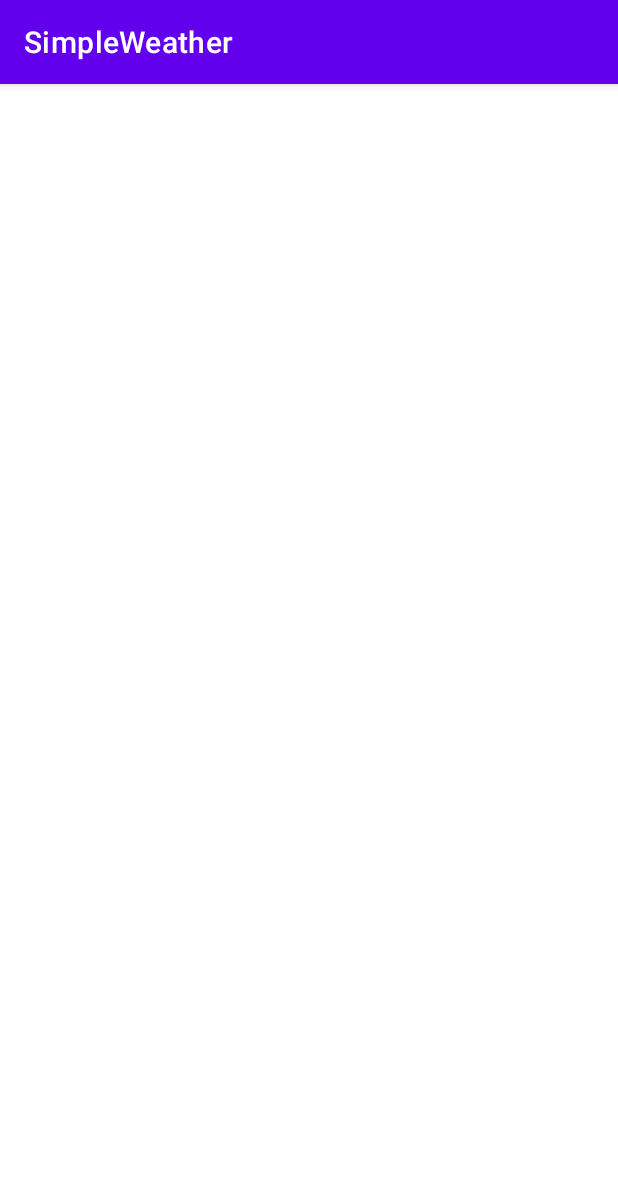
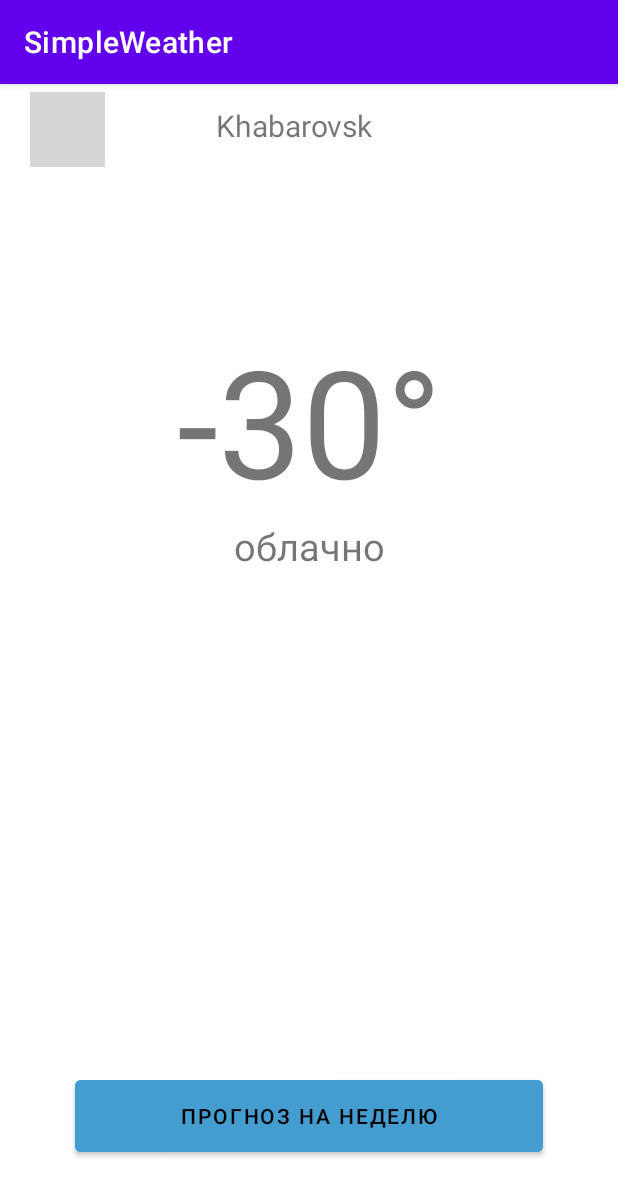
Before and after one commit to vaisper/SimpleWeather, an Android app: the screen it shows after launch (MainActivity), on a phone screen of 412 x 824 dp. Shown: the top 1196 px of the screen. Run offline under Robolectric (Android 15) with nearby library versions, the light colour scheme and no system bars; grey boxes are pictures that could not be loaded.

Commit message:
2 screen

```diff
--- a/app/src/main/res/layout/activity_main.xml
+++ b/app/src/main/res/layout/activity_main.xml
@@ -4,11 +4,46 @@
     xmlns:tools="http://schemas.android.com/tools"
     android:layout_width="match_parent"
     android:layout_height="match_parent"
-    android:orientation="vertical"
-    >
+    android:orientation="vertical">
+    android:layout_width="wrap_content"
+    android:layout_height="wrap_content"
+    android:orientation="horizontal">
+
+    <androidx.constraintlayout.widget.ConstraintLayout
+        android:id="@+id/no_action_container"
+        android:layout_width="match_parent"
+        android:layout_height="wrap_content">
+
+        <ImageButton
+            android:id="@+id/search_button"
+            android:layout_width="@dimen/size_ImageButton_add"
+            android:layout_height="@dimen/size_ImageButton_add"
+            android:layout_marginStart="20dp"
+            android:layout_marginTop="5dp"
+            android:src="@drawable/add_icon"
+            app:layout_constraintBottom_toBottomOf="@id/no_action_container"
+            app:layout_constraintStart_toEndOf="parent"
+            app:layout_constraintStart_toStartOf="parent"
+            app:layout_constraintTop_toTopOf="parent" />
+
+        <TextView
+            android:id="@+id/name_town"
+            android:layout_width="wrap_content"
+            android:layout_height="wrap_content"
+            android:layout_centerHorizontal="true"
+            android:gravity="center"
+            android:text="@string/name_town"
+            android:textSize="20sp"
+            app:layout_constraintBottom_toBottomOf="@id/no_action_container"
+            app:layout_constraintEnd_toEndOf="parent"
+            app:layout_constraintHorizontal_bias="0.468"
+            app:layout_constraintStart_toStartOf="parent"
+            app:layout_constraintTop_toTopOf="parent"></TextView>
+
+    </androidx.constraintlayout.widget.ConstraintLayout>
 
     <androidx.constraintlayout.motion.widget.MotionLayout
-        android:id="@+id/daycard_item_constraint"
+        android:id="@+id/item_constraint"
         android:layout_width="match_parent"
         android:layout_height="0dp"
         android:layout_weight="2"
@@ -21,63 +56,41 @@
         app:layout_constraintTop_toTopOf="parent">
 
         <TextView
-            android:id="@+id/name_town"
-            android:layout_width="wrap_content"
-            android:layout_height="wrap_content"
-            android:text="@string/name_town"
-            app:layout_constraintBottom_toTopOf="@id/temp_now"
-            app:layout_constraintEnd_toEndOf="parent"
-            app:layout_constraintHorizontal_bias="0.5"
-            app:layout_constraintStart_toStartOf="parent"
-            app:layout_constraintTop_toTopOf="parent"
-            app:layout_constraintVertical_bias="0.063">
-
-        </TextView>
-
-        <TextView
             android:id="@+id/temp_now"
             android:layout_width="wrap_content"
             android:layout_height="wrap_content"
+            android:layout_centerHorizontal="true"
             android:text="@string/temp_now"
             android:textSize="100sp"
             app:layout_constraintBottom_toBottomOf="parent"
             app:layout_constraintEnd_toEndOf="parent"
-            app:layout_constraintHorizontal_bias="0.5"
             app:layout_constraintStart_toStartOf="parent"
             app:layout_constraintTop_toTopOf="parent"
-            app:layout_constraintVertical_bias="0.313"></TextView>
+            app:layout_constraintVertical_bias="0.218" />
 
         <TextView
             android:id="@+id/condition"
             android:layout_width="wrap_content"
             android:layout_height="wrap_content"
-            android:layout_marginTop="0dp"
-            android:gravity="center_horizontal"
+            android:layout_centerHorizontal="true"
             android:text="@string/weather_condition"
-            android:textSize="20sp"
+            android:textSize="25sp"
             app:layout_constraintBottom_toBottomOf="parent"
-            app:layout_constraintHorizontal_bias="0.5"
             app:layout_constraintLeft_toLeftOf="@+id/temp_now"
             app:layout_constraintRight_toRightOf="@id/temp_now"
             app:layout_constraintTop_toBottomOf="@+id/temp_now"
             app:layout_constraintVertical_bias="0.0"></TextView>
-
     </androidx.constraintlayout.motion.widget.MotionLayout>
 
-    <androidx.coordinatorlayout.widget.CoordinatorLayout
+    <Button
+        android:id="@+id/forecast_button"
         android:layout_width="match_parent"
-        android:layout_height="wrap_content"
-        tools:ignore="MissingConstraints">
-
-        <com.google.android.material.bottomappbar.BottomAppBar
-            android:id="@+id/bottomAppBar"
-            style="@style/Widget.MaterialComponents.BottomAppBar.Colored"
-            android:layout_width="match_parent"
-            android:layout_height="wrap_content"
-            android:layout_gravity="bottom"
-            app:menu="@menu/menu_main"
-            tools:layout_editor_absoluteX="0dp"
-            tools:layout_editor_absoluteY="675dp" />
-
-    </androidx.coordinatorlayout.widget.CoordinatorLayout>
+        android:layout_height="60dp"
+        android:backgroundTint="@color/blue"
+        android:layout_gravity="center"
+        android:layout_marginStart="@dimen/indent_forecast_button"
+        android:layout_marginEnd="@dimen/indent_forecast_button"
+        android:layout_marginBottom="50dp"
+        android:text="Прогноз на неделю"
+        android:textColor="@color/black"></Button>
 </LinearLayout>
--- a/app/src/main/res/values/colors.xml
+++ b/app/src/main/res/values/colors.xml
@@ -6,5 +6,6 @@
     <color name="teal_200">#FF03DAC5</color>
     <color name="teal_700">#FF018786</color>
     <color name="black">#FF000000</color>
+    <color name="blue">#449DD1</color>
     <color name="white">#FFFFFFFF</color>
 </resources>
--- a/app/src/main/res/values/dimens.xml
+++ b/app/src/main/res/values/dimens.xml
@@ -4,4 +4,6 @@
     <dimen name="indent_top_searchActivity">4dp</dimen>
     <dimen name="indent_left_searchActivity">10dp</dimen>
     <dimen name="size_button_cancel">50dp</dimen>
+    <dimen name="size_ImageButton_add">50dp</dimen>
+    <dimen name="indent_forecast_button">50dp</dimen>
 </resources>
--- a/app/src/main/res/values/strings.xml
+++ b/app/src/main/res/values/strings.xml
@@ -4,5 +4,5 @@
     <string name="temp_now">-30°</string>
     <string name="weather_condition">облачно</string>
     <string name="name_town">Khabarovsk</string>
-    <string name="name_activity">УправлениеГородами</string>
+    <string name="name_activity">Управление городами</string>
 </resources>
```
Also changed, not shown: app/src/main/res/layout/search_activity.xml (+17 -10 lines).
